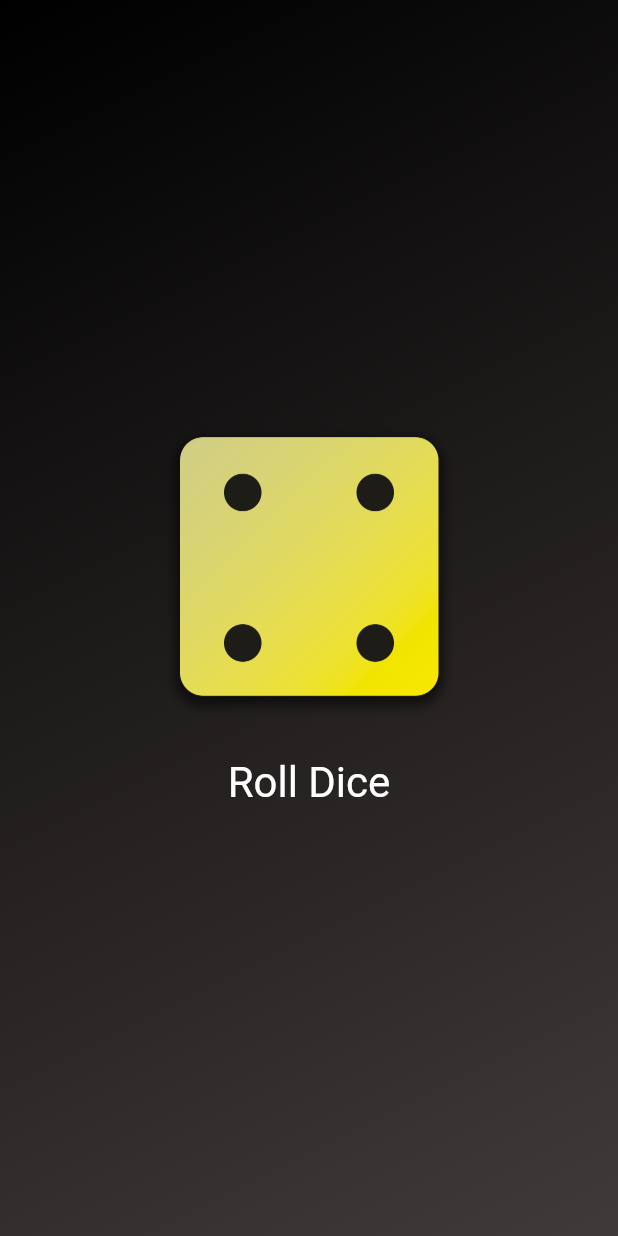
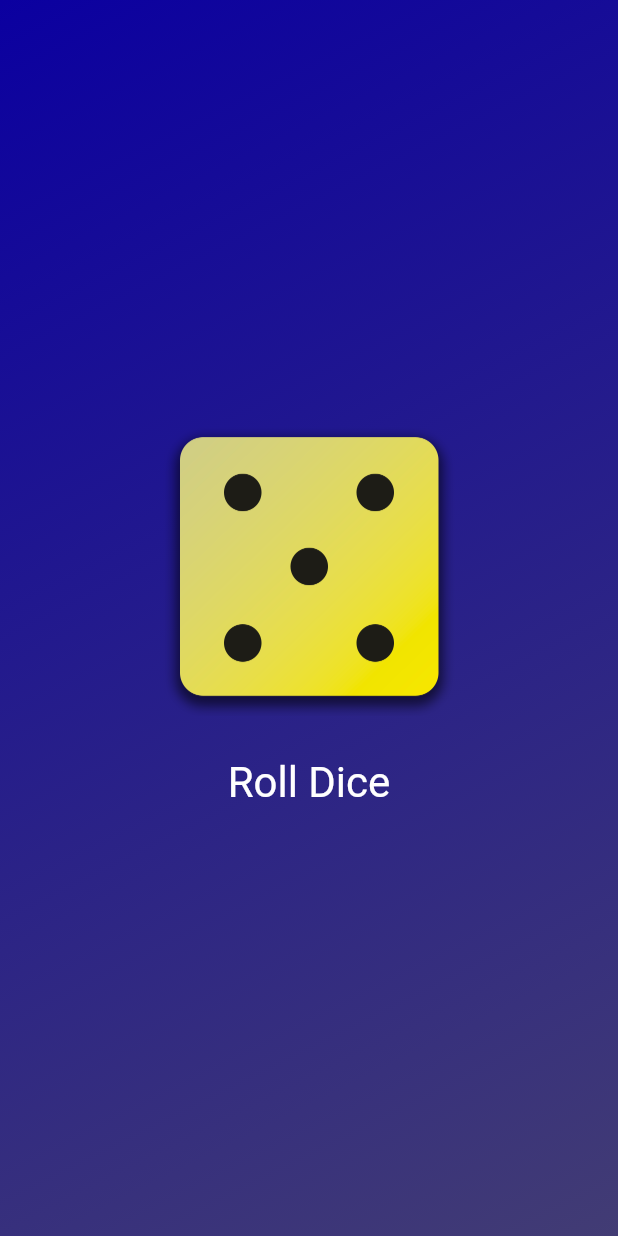
Before and after one commit to jawid-fakhari/first_app, a Flutter app: the screen it shows after launch, after a tap on "Roll Dice", on a phone screen of 412 x 824 dp. Run offline on Flutter 3.47's test engine with Material 2 defaults, Android fonts, the phone set to English and light mode, and no system bars.

```diff
--- a/lib/main.dart
+++ b/lib/main.dart
@@ -6,8 +6,8 @@ void main() {
     const MaterialApp(
       home: Scaffold(
         body: GradientContainer(
-          Color.fromARGB(255, 0, 0, 0),
-          Color.fromARGB(255, 65, 58, 58),
+          Color.fromARGB(255, 11, 0, 160),
+          Color.fromARGB(255, 66, 60, 116),
         ),
       ),
     ),
--- a/lib/roll_dice.dart
+++ b/lib/roll_dice.dart
@@ -1,7 +1,11 @@
+import 'dart:math';
 import 'package:flutter/material.dart';
+
+final randomizer = Random();
 
 class RollDice extends StatefulWidget {
   const RollDice({super.key});
+
   @override
   State<RollDice> createState() {
     return _DiceRollerState();
@@ -9,11 +13,11 @@ class RollDice extends StatefulWidget {
 }
 
 class _DiceRollerState extends State<RollDice> {
-  var activeDiceImage = 'assets/images/dice-2.png';
+  var currentDiceRoll = 2;
 
   void rollDice() {
     setState(() {
-      activeDiceImage = 'assets/images/dice-4.png';
+      currentDiceRoll = randomizer.nextInt(6) + 1;
     });
   }
 
@@ -23,7 +27,7 @@ class _DiceRollerState extends State<RollDice> {
       mainAxisSize: MainAxisSize.min,
       children: [
         Image.asset(
-          activeDiceImage,
+          'assets/images/dice-$currentDiceRoll.png',
           width: 200,
         ),
         const SizedBox(height: 20),
```
